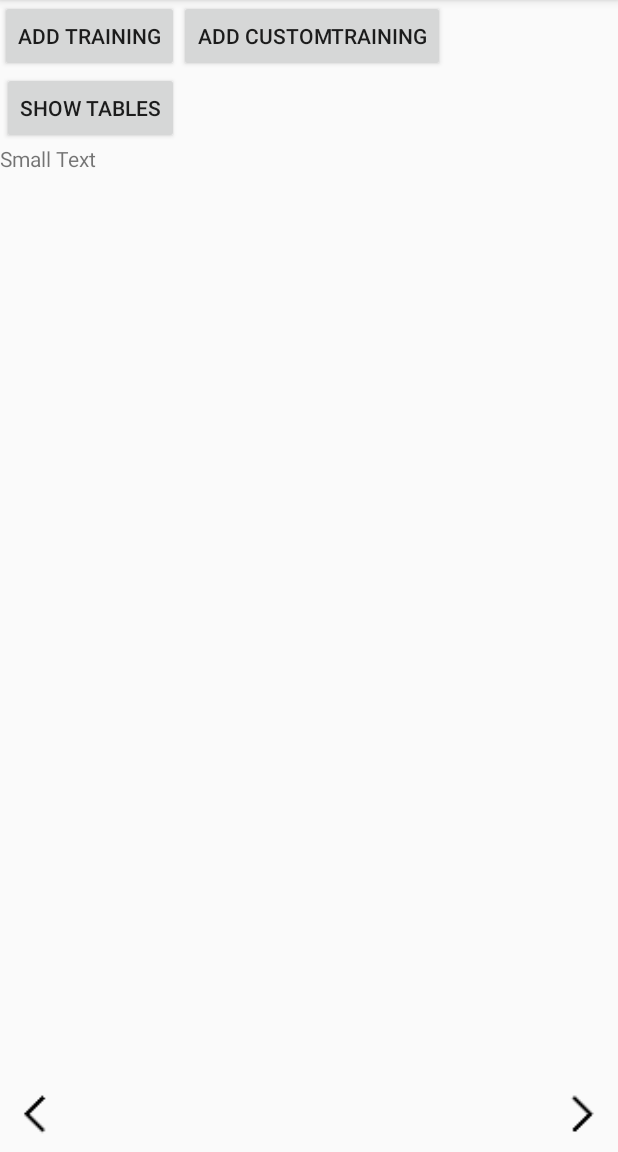
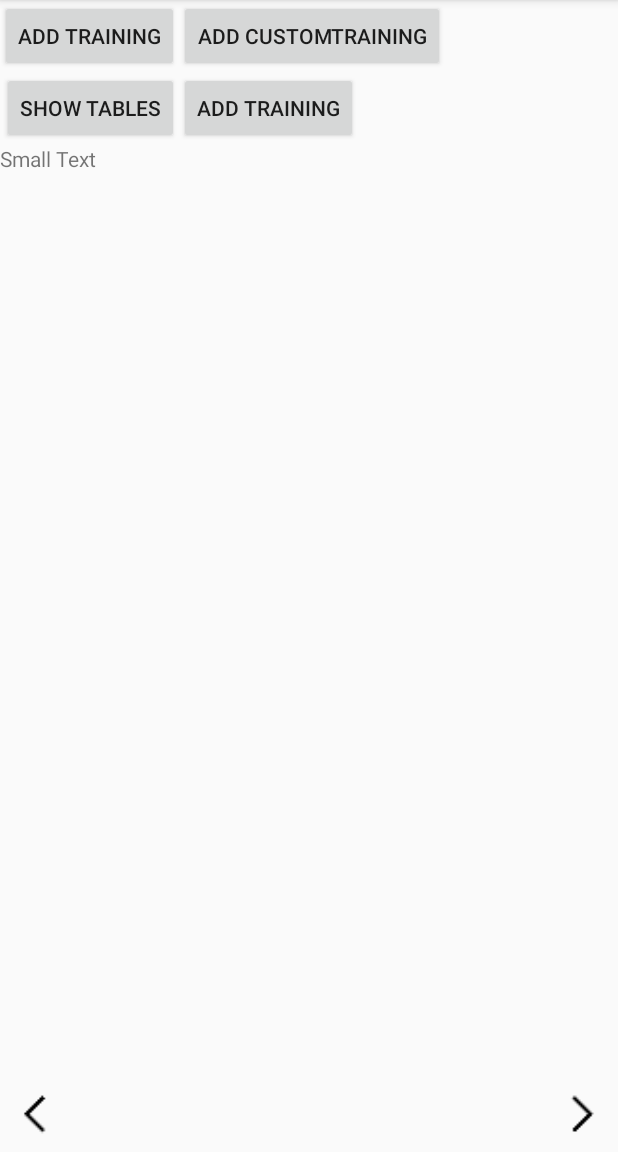
Before and after one commit to AI111/IValik, an Android app: the screen it shows after launch (RegistrationActivity), on a phone screen of 412 x 824 dp, the part 84-1236 px from its top. Run offline under Robolectric (Android 15) with nearby library versions, the phone set to English and light mode, and no system bars; libraries missing offline, so code that uses them is left out: com.j256.ormlite; 1 statement that could not run was skipped.

Commit message:
add training fragment

```diff
--- a/app/src/main/java/com/example/sasha/ivalik/models/CustomExercise.java
+++ b/app/src/main/java/com/example/sasha/ivalik/models/CustomExercise.java
@@ -8,7 +8,7 @@ import com.j256.ormlite.table.DatabaseTable;
  */
 @DatabaseTable(tableName = "custom_exercise")
 public class CustomExercise {
-    @DatabaseField(foreign = true)
+    @DatabaseField(foreign = true, foreignAutoRefresh = true)
     private Exercise exercise;  //id упражнения
     @DatabaseField()
     private byte approach;
@@ -22,7 +22,7 @@ public class CustomExercise {
     private Training training; //id of feeld in  training
 
     public CustomExercise() {
-
+        super();
     }
 
     public CustomExercise(Exercise exercise, byte approach, byte repeat, byte percentPM, boolean finished) {
@@ -89,6 +89,7 @@ public class CustomExercise {
                 ", repeat=" + repeat +
                 ", percentPM=" + percentPM +
                 ", finished=" + finished +
+                ", Training=" + training +
                 "}\n";
     }
 }
--- a/app/src/main/java/com/example/sasha/ivalik/registration/MapFragment.java
+++ /dev/null
@@ -1,26 +0,0 @@
-package com.example.sasha.ivalik.registration;
-
-import android.os.Bundle;
-import android.support.annotation.Nullable;
-import android.support.v4.app.Fragment;
-import android.view.LayoutInflater;
-import android.view.View;
-import android.view.ViewGroup;
-
-import com.example.sasha.ivalik.R;
-
-/**
- * Created by sasha on 2/10/15.
- */
-public class MapFragment extends Fragment{
-    @Override
-    public void onCreate(Bundle savedInstanceState) {
-        super.onCreate(savedInstanceState);
-    }
-
-    @Override
-    public View onCreateView(LayoutInflater inflater, @Nullable ViewGroup container, @Nullable Bundle savedInstanceState) {
-        View rootView = inflater.inflate(R.layout.map, container, false);
-        return rootView;
-    }
-}
--- /dev/null
+++ b/app/src/main/java/com/example/sasha/ivalik/registration/MapaFragment.java
@@ -0,0 +1,99 @@
+package com.example.sasha.ivalik.registration;
+
+import android.os.Bundle;
+import android.support.annotation.Nullable;
+import android.support.v4.app.Fragment;
+import android.support.v4.app.FragmentManager;
+import android.util.Log;
+import android.view.LayoutInflater;
+import android.view.View;
+import android.view.ViewGroup;
+
+import com.example.sasha.ivalik.MainActivity;
+import com.example.sasha.ivalik.R;
+import com.google.android.gms.maps.CameraUpdateFactory;
+import com.google.android.gms.maps.GoogleMap;
+import com.google.android.gms.maps.OnMapReadyCallback;
+import com.google.android.gms.maps.SupportMapFragment;
+import com.google.android.gms.maps.model.LatLng;
+import com.google.android.gms.maps.model.Marker;
+import com.google.android.gms.maps.model.MarkerOptions;
+
+/**
+ * Created by sasha on 2/10/15.
+ */
+public class MapaFragment extends Fragment implements OnMapReadyCallback {
+    Marker marker;
+    private SupportMapFragment fragment;
+    private GoogleMap map;
+
+    @Override
+    public void onCreate(Bundle savedInstanceState) {
+        super.onCreate(savedInstanceState);
+    }
+
+    @Override
+    public View onCreateView(LayoutInflater inflater, @Nullable ViewGroup container, @Nullable Bundle savedInstanceState) {
+        View rootView = inflater.inflate(R.layout.map, container, false);
+
+        return rootView;
+    }
+
+    @Override
+    public void onMapReady(GoogleMap googleMap) {
+        LatLng sydney = new LatLng(-33.867, 151.206);
+
+        googleMap.setMyLocationEnabled(true);
+        googleMap.setOnMapLongClickListener(new GoogleMap.OnMapLongClickListener() {
+            @Override
+            public void onMapLongClick(LatLng latLng) {
+                Log.d(MainActivity.LOG_TAG, "onMapLongClick " + latLng.latitude + " " + latLng.longitude);
+            }
+        });
+        googleMap.setOnMarkerDragListener(new GoogleMap.OnMarkerDragListener() {
+            @Override
+            public void onMarkerDragStart(Marker marker) {
+                Log.d(MainActivity.LOG_TAG, "onMarkerDragStart " + marker.getPosition().latitude + " " + marker.getPosition().longitude);
+
+            }
+
+            @Override
+            public void onMarkerDrag(Marker marker) {
+
+            }
+
+            @Override
+            public void onMarkerDragEnd(Marker marker) {
+                Log.d(MainActivity.LOG_TAG, "onMarkerDragEnd " + marker.getPosition().latitude + " " + marker.getPosition().longitude);
+            }
+        });
+        googleMap.moveCamera(CameraUpdateFactory.newLatLngZoom(sydney, 13));
+
+        googleMap.addMarker(new MarkerOptions()
+                .title("Sydney")
+                .snippet("The most populous city in Australia.")
+                .position(sydney).draggable(true));
+    }
+
+    @Override
+    public void onActivityCreated(Bundle savedInstanceState) {
+        super.onActivityCreated(savedInstanceState);
+        FragmentManager fm = getChildFragmentManager();
+        fragment = (SupportMapFragment) fm.findFragmentById(R.id.map);
+        if (fragment == null) {
+            fragment = SupportMapFragment.newInstance();
+            fm.beginTransaction().replace(R.id.map, fragment).commit();
+        }
+        fragment.getMapAsync(this);
+    }
+
+    @Override
+    public void onResume() {
+        super.onResume();
+//        if (map == null) {
+//            map = fragment.getMap();
+//            map.addMarker(new MarkerOptions().position(new LatLng(0, 0)));
+//        }
+    }
+
+}
--- a/app/src/main/java/com/example/sasha/ivalik/registration/RegistrationActivity.java
+++ b/app/src/main/java/com/example/sasha/ivalik/registration/RegistrationActivity.java
@@ -47,7 +47,7 @@ public class RegistrationActivity extends ActionBarActivity implements View.OnCl
         super.onCreate(savedInstanceState);
         setContentView(R.layout.registration_slide_activity);
         fragments.add(new AnketaFragment());
-        fragments.add(new MapFragment());
+        fragments.add(new MapaFragment());
         fragments.add(new TrainerTimeManegerFragment());
         // Instantiate a ViewPager and a PagerAdapter.
         next= (ImageButton)findViewById(R.id.imageButton2);
--- a/app/src/main/res/layout/test_fragment.xml
+++ b/app/src/main/res/layout/test_fragment.xml
@@ -41,5 +41,14 @@
             android:layout_below="@+id/button2"
             android:text="Small Text"
             android:textAppearance="?android:attr/textAppearanceSmall" />
+
+        <Button
+            android:id="@+id/button5"
+            android:layout_width="wrap_content"
+            android:layout_height="wrap_content"
+            android:layout_below="@+id/button4"
+            android:layout_toEndOf="@+id/button"
+            android:layout_toRightOf="@+id/button"
+            android:text="ADD TRAINING" />
     </RelativeLayout>
 </LinearLayout>
--- a/app/src/main/res/layout/time_maneger_fragment.xml
+++ b/app/src/main/res/layout/time_maneger_fragment.xml
@@ -21,6 +21,6 @@
             android:layout_centerHorizontal="true"
             android:background="@drawable/round_button"
             android:nestedScrollingEnabled="false"
-            android:src="@drawable/plus" />
+            android:src="@drawable/ic_add_grey600_48dp" />
     </RelativeLayout>
 </FrameLayout>
```
Also changed, not shown: app/src/main/java/com/example/sasha/ivalik/models/Training.java (+21 -4 lines), app/src/main/java/com/example/sasha/ivalik/registration/AnketaFragment.java (+32 -4 lines), app/src/main/java/com/example/sasha/ivalik/registration/TrainerTimeManegerFragment.java (+13 -16 lines).
